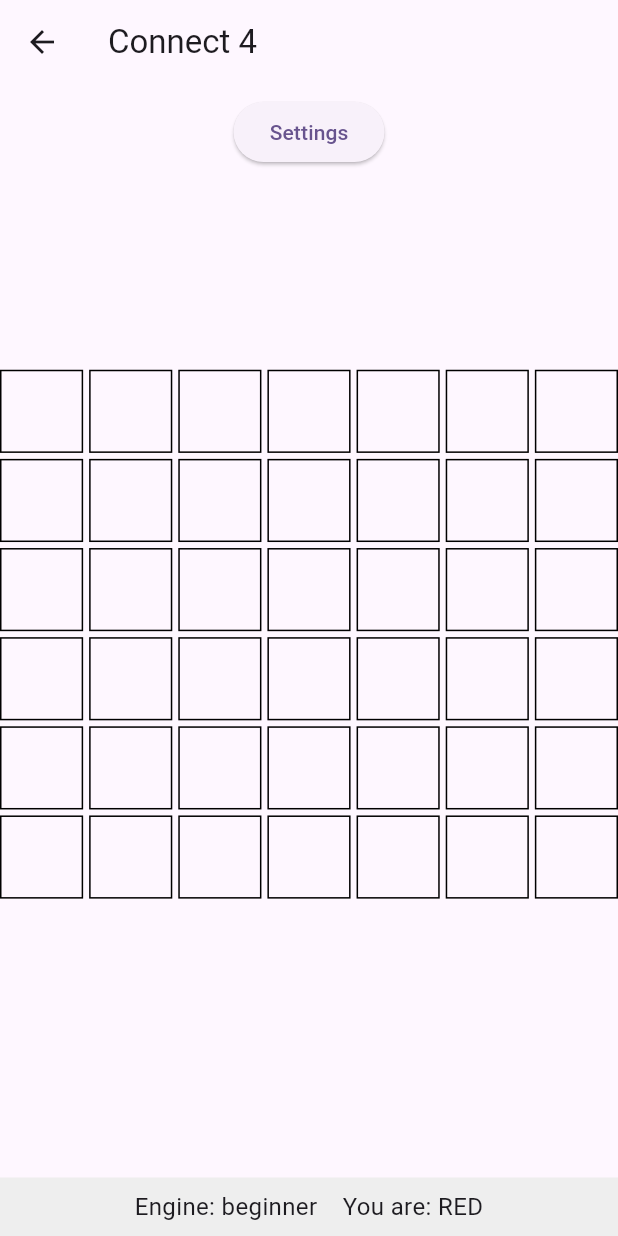
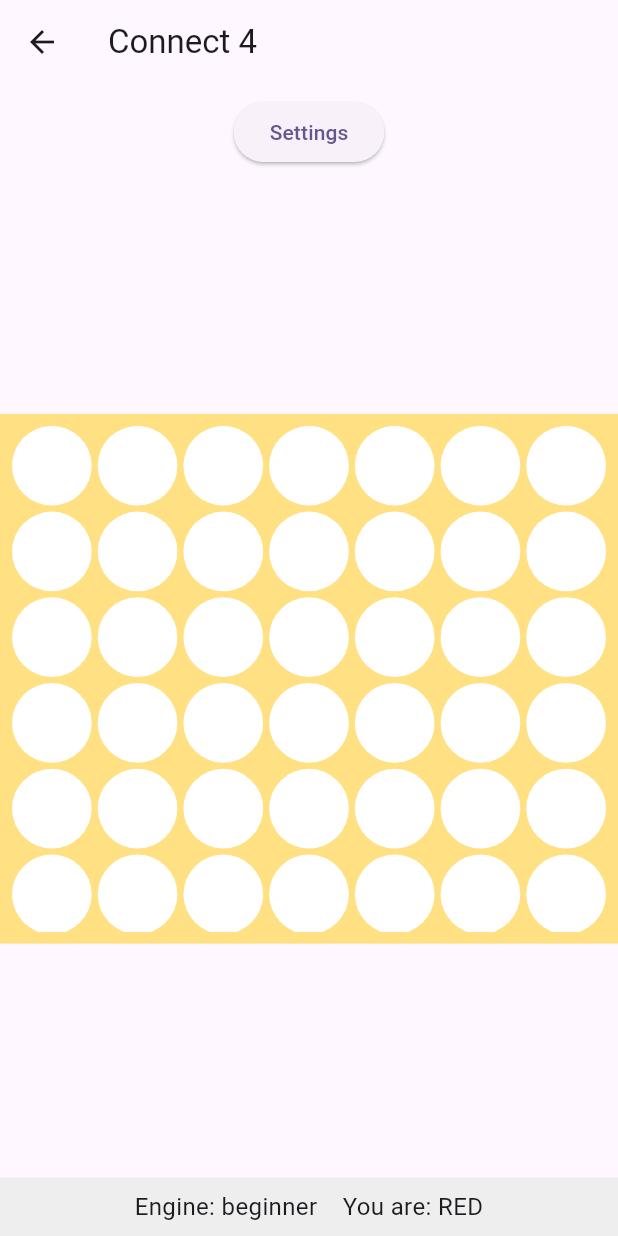
Before and after one commit to aaronlovi/duoplay_client, a Flutter app: the Connect4GameScreen screen opened by its route, on a phone screen of 412 x 824 dp. Run offline on Flutter 3.47's test engine with Material 3 defaults, Android fonts, the phone set to English and light mode, and no system bars; our stand-ins replace get_it, shared_preferences; accounts and stored records are empty.

Commit message:
Refactor Connect 4 game grid: update aspect ratio for better layout, add padding for margin effect, and enhance cell representation with circular designs for improved visual clarity.

```diff
--- a/flutter/lib/screens/connect_4/connect_4_game_screen.dart
+++ b/flutter/lib/screens/connect_4/connect_4_game_screen.dart
@@ -108,12 +108,16 @@ class Connect4GameScreenState extends State<Connect4GameScreen> {
 
   Widget _getBody() => Center(
     child: AspectRatio(
-      aspectRatio: 1, // Ensures the grid is square
+      aspectRatio: 7 / 6, // 7 columns and 6 rows for the Connect 4 board
       child: _getGameGrid(),
     ),
   );
 
-  Widget _getGameGrid() => GridView.builder(
+  Widget _getGameGrid() => Container(
+    color: const Color(0xFFFFE082), // Softer yellow for the grid background
+    padding: const EdgeInsets.all(8.0), // Add padding for the margin effect
+    child: GridView.builder(
+      physics: const NeverScrollableScrollPhysics(), // Prevent scrolling
       gridDelegate: const SliverGridDelegateWithFixedCrossAxisCount(
         crossAxisCount: 7, // 7 columns for the Connect 4 board
         crossAxisSpacing: 4, // Space between columns
@@ -123,12 +127,10 @@ class Connect4GameScreenState extends State<Connect4GameScreen> {
       itemBuilder: (context, index) {
         return GestureDetector(
           onTap: () => _handleCellTap(index),
-        child: Container(
-          decoration: _getCellBorder(),
           child: _getCellContents(index),
-        ),
         );
       },
+    ),
   );
 
   void _handleCellTap(int index) {
@@ -147,16 +149,37 @@ class Connect4GameScreenState extends State<Connect4GameScreen> {
     _processOutputs(outputs);
   }
 
-  BoxDecoration _getCellBorder() => BoxDecoration(
-    border: Border.all(color: Colors.black), // Cell borders
-  );
+  Widget _getCellContents(int index) {
+    final cellState = _gameObject.board[index ~/ 7][index % 7];
+    final color = _getCellColor(cellState);
 
-  Widget _getCellContents(int index) => Center(
-    child: Text(
-      _gameObject.board[index ~/ 7][index % 7].toShortString(),
-      style: const TextStyle(fontSize: 18),
+    return Container(
+      decoration: const BoxDecoration(
+        shape: BoxShape.circle, // Circular cells
+        color: Colors.white, // Background color for empty cells
+      ),
+      child: Padding(
+        padding: const EdgeInsets.all(4.0), // Padding inside the circle
+        child: Container(
+          decoration: BoxDecoration(
+            shape: BoxShape.circle,
+            color: color, // Color based on the cell state
+          ),
+        ),
       ),
     );
+  }
+
+  Color _getCellColor(Connect4SquareState state) {
+    switch (state) {
+      case Connect4SquareState.red:
+        return Colors.red;
+      case Connect4SquareState.yellow:
+        return Colors.yellow;
+      default:
+        return Colors.transparent; // Empty cells
+    }
+  }
 
   void _processOutputs(Connect4OutputContainer outputs) {
     setState(() {
```
Lines whose indentation alone changed are shown as unchanged.
